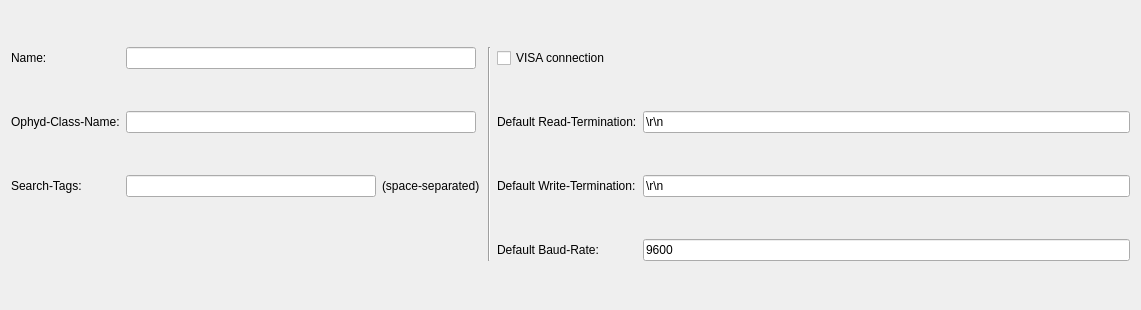
First picture: the form in nomad_camels/tools/driver_builder.ui, repository FAU-LAP/NOMAD-CAMELS, before the edit.
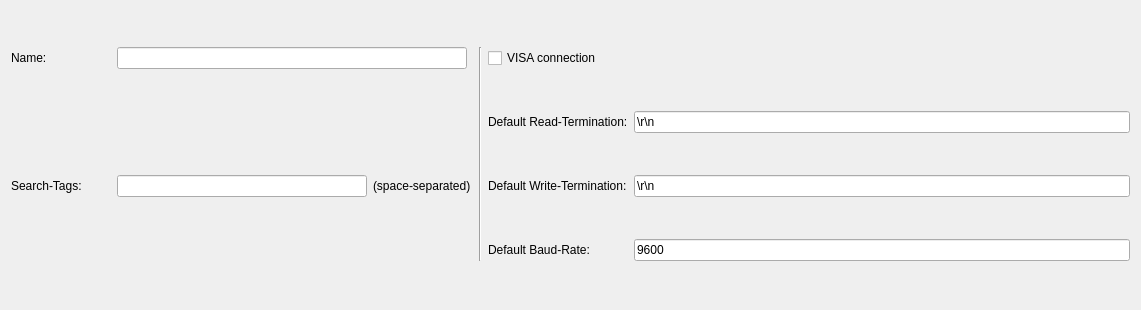
Second picture: the form after the edit.

Commit message: automatically make ophyd name

```diff
--- a/nomad_camels/tools/driver_builder.ui
+++ b/nomad_camels/tools/driver_builder.ui
@@ -67,19 +67,6 @@
      </property>
     </widget>
    </item>
-   <item row="1" column="0">
-    <widget class="QLabel" name="label_6">
-     <property name="maximumSize">
-      <size>
-       <width>150</width>
-       <height>16777215</height>
-      </size>
-     </property>
-     <property name="text">
-      <string>Ophyd-Class-Name:</string>
-     </property>
-    </widget>
-   </item>
    <item row="2" column="0">
     <widget class="QLabel" name="label_5">
      <property name="maximumSize">
@@ -147,16 +134,6 @@
      </property>
     </widget>
    </item>
-   <item row="1" column="1" colspan="2">
-    <widget class="QLineEdit" name="lineEdit_ophyd_name">
-     <property name="maximumSize">
-      <size>
-       <width>350</width>
-       <height>16777215</height>
-      </size>
-     </property>
-    </widget>
-   </item>
    <item row="0" column="3" rowspan="4">
     <widget class="Line" name="line">
      <property name="orientation">
```
Left out of the diff: 1 changed line with no effect on the pictures. The commit also changes 2 other files.
